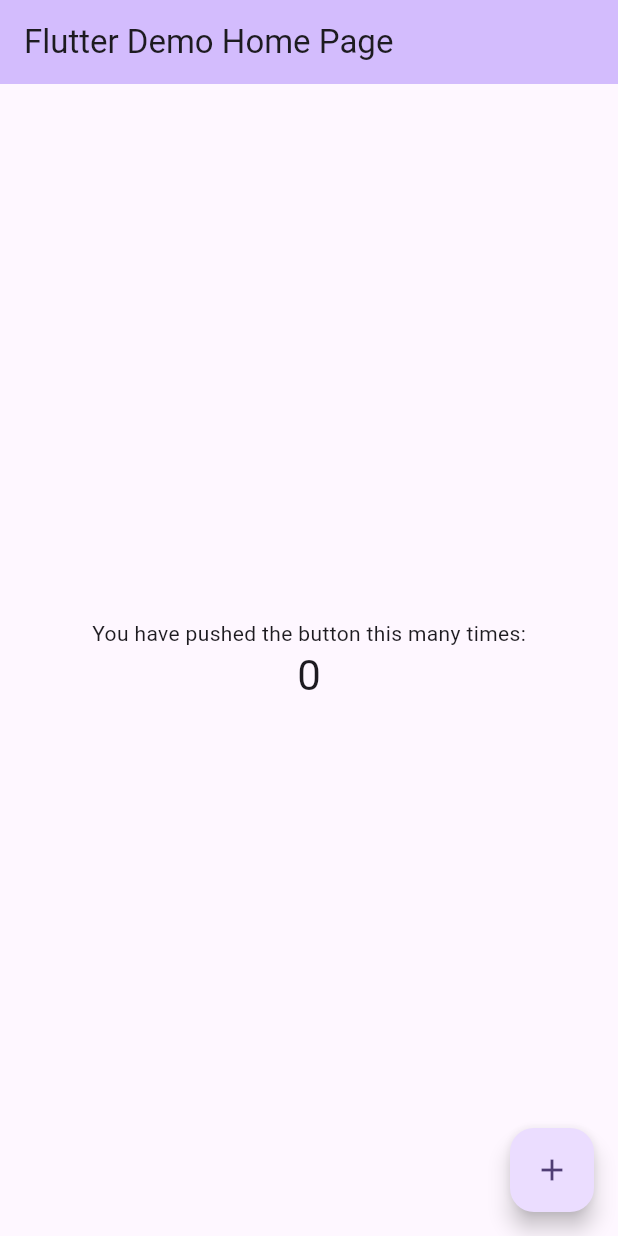
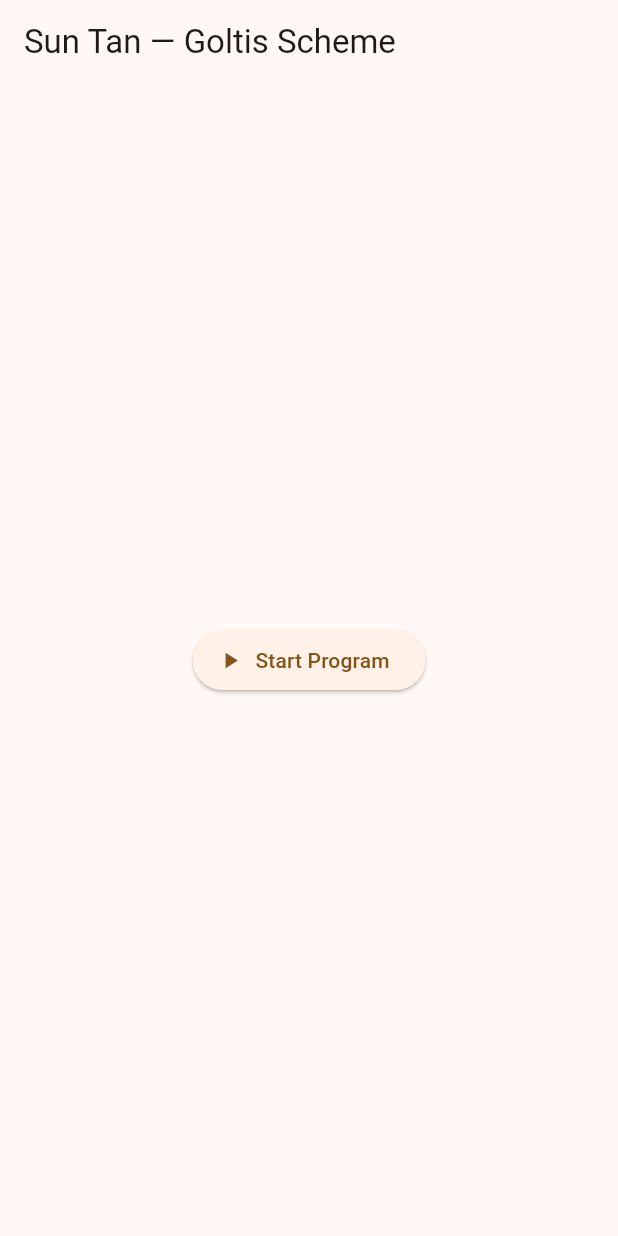
Before and after one commit to egovova11/sun_tan_app, a Flutter app: the screen it shows after launch, on a phone screen of 412 x 824 dp. Run offline on Flutter 3.47's test engine with Material 3 defaults, Android fonts, the phone set to English and light mode, and no system bars; our stand-ins replace equatable, flutter_bloc, flutter_local_notifications.

Commit message:
basic ui

```diff
--- /dev/null
+++ b/lib/features/program/presentation/pages/home_page.dart
@@ -0,0 +1,94 @@
+import 'package:flutter/material.dart';
+import 'package:flutter_bloc/flutter_bloc.dart';
+
+import '../../../../di/di.dart';
+import '../../domain/rules/goltis_rules.dart';
+import '../bloc/program_bloc.dart';
+import '../bloc/program_event.dart';
+import '../bloc/program_state.dart';
+import '../bloc/session_bloc.dart';
+import '../bloc/session_event.dart';
+import 'level_picker_page.dart';
+import 'session_page.dart';
+
+class HomePage extends StatelessWidget {
+  const HomePage({super.key});
+
+  @override
+  Widget build(BuildContext context) {
+    return Scaffold(
+      appBar: AppBar(title: const Text('Sun Tan — Goltis Scheme')),
+      body: BlocBuilder<ProgramBloc, ProgramState>(
+        builder: (context, state) {
+          if (state.isLoading) {
+            return const Center(child: CircularProgressIndicator());
+          }
+          if (state.progress == null) {
+            return Center(
+              child: ElevatedButton.icon(
+                icon: const Icon(Icons.play_arrow),
+                label: const Text('Start Program'),
+                onPressed: () => context.read<ProgramBloc>().add(const StartProgram()),
+              ),
+            );
+          }
+          final progress = state.progress!;
+          return Padding(
+            padding: const EdgeInsets.all(16),
+            child: Column(
+              crossAxisAlignment: CrossAxisAlignment.stretch,
+              children: [
+                Card(
+                  child: Padding(
+                    padding: const EdgeInsets.all(16),
+                    child: Column(
+                      crossAxisAlignment: CrossAxisAlignment.start,
+                      children: [
+                        Text('Current level: ${progress.currentLevelId}', style: Theme.of(context).textTheme.titleLarge),
+                        const SizedBox(height: 8),
+                        Text('Completed sessions: ${progress.history.length}'),
+                      ],
+                    ),
+                  ),
+                ),
+                const SizedBox(height: 16),
+                ElevatedButton.icon(
+                  icon: const Icon(Icons.timer),
+                  label: const Text('Start Session'),
+                  onPressed: () {
+                    final level = getLevelById(progress.currentLevelId);
+                    // Reset any existing session and start anew
+                    final sessionBloc = context.read<SessionBloc>();
+                    sessionBloc.add(StartSession(level));
+                    Navigator.of(context).push(
+                      MaterialPageRoute(builder: (_) => const SessionPage()),
+                    );
+                  },
+                ),
+                const SizedBox(height: 8),
+                OutlinedButton.icon(
+                  icon: const Icon(Icons.tune),
+                  label: const Text('Override Level'),
+                  onPressed: () async {
+                    final selected = await Navigator.of(context).push<int>(
+                      MaterialPageRoute(builder: (_) => const LevelPickerPage()),
+                    );
+                    if (selected != null) {
+                      context.read<ProgramBloc>().add(OverrideLevel(selected));
+                    }
+                  },
+                ),
+                const SizedBox(height: 8),
+                TextButton.icon(
+                  icon: const Icon(Icons.restart_alt),
+                  label: const Text('Reset Program'),
+                  onPressed: () => context.read<ProgramBloc>().add(const ResetProgram()),
+                ),
+              ],
+            ),
+          );
+        },
+      ),
+    );
+  }
+}
--- a/lib/main.dart
+++ b/lib/main.dart
@@ -1,6 +1,14 @@
 import 'package:flutter/material.dart';
+import 'package:flutter_bloc/flutter_bloc.dart';
+import 'di/di.dart';
+import 'features/program/presentation/bloc/program_bloc.dart';
+import 'features/program/presentation/bloc/program_event.dart';
+import 'features/program/presentation/bloc/session_bloc.dart';
+import 'features/program/presentation/pages/home_page.dart';
 
-void main() {
+void main() async {
+  WidgetsFlutterBinding.ensureInitialized();
+  await notificationsService().init();
   runApp(const MyApp());
 }
 
@@ -10,113 +18,16 @@ class MyApp extends StatelessWidget {
   // This widget is the root of your application.
   @override
   Widget build(BuildContext context) {
-    return MaterialApp(
-      title: 'Flutter Demo',
-      theme: ThemeData(
-        // This is the theme of your application.
-        //
-        // TRY THIS: Try running your application with "flutter run". You'll see
-        // the application has a purple toolbar. Then, without quitting the app,
-        // try changing the seedColor in the colorScheme below to Colors.green
-        // and then invoke "hot reload" (save your changes or press the "hot
-        // reload" button in a Flutter-supported IDE, or press "r" if you used
-        // the command line to start the app).
-        //
-        // Notice that the counter didn't reset back to zero; the application
-        // state is not lost during the reload. To reset the state, use hot
-        // restart instead.
-        //
-        // This works for code too, not just values: Most code changes can be
-        // tested with just a hot reload.
-        colorScheme: ColorScheme.fromSeed(seedColor: Colors.deepPurple),
+    return MultiBlocProvider(
+      providers: [
+        BlocProvider<ProgramBloc>(create: (_) => createProgramBloc()..add(const LoadRequested())),
+        BlocProvider<SessionBloc>(create: (_) => createSessionBloc()),
+      ],
+      child: MaterialApp(
+        title: 'Sun Tan App',
+        theme: ThemeData(colorScheme: ColorScheme.fromSeed(seedColor: Colors.orange)),
+        home: const HomePage(),
       ),
-      home: const MyHomePage(title: 'Flutter Demo Home Page'),
     );
   }
 }
-
-class MyHomePage extends StatefulWidget {
-  const MyHomePage({super.key, required this.title});
-
-  // This widget is the home page of your application. It is stateful, meaning
-  // that it has a State object (defined below) that contains fields that affect
-  // how it looks.
-
-  // This class is the configuration for the state. It holds the values (in this
-  // case the title) provided by the parent (in this case the App widget) and
-  // used by the build method of the State. Fields in a Widget subclass are
-  // always marked "final".
-
-  final String title;
-
-  @override
-  State<MyHomePage> createState() => _MyHomePageState();
-}
-
-class _MyHomePageState extends State<MyHomePage> {
-  int _counter = 0;
-
-  void _incrementCounter() {
-    setState(() {
-      // This call to setState tells the Flutter framework that something has
-      // changed in this State, which causes it to rerun the build method below
-      // so that the display can reflect the updated values. If we changed
-      // _counter without calling setState(), then the build method would not be
-      // called again, and so nothing would appear to happen.
-      _counter++;
-    });
-  }
-
-  @override
-  Widget build(BuildContext context) {
-    // This method is rerun every time setState is called, for instance as done
-    // by the _incrementCounter method above.
-    //
-    // The Flutter framework has been optimized to make rerunning build methods
-    // fast, so that you can just rebuild anything that needs updating rather
-    // than having to individually change instances of widgets.
-    return Scaffold(
-      appBar: AppBar(
-        // TRY THIS: Try changing the color here to a specific color (to
-        // Colors.amber, perhaps?) and trigger a hot reload to see the AppBar
-        // change color while the other colors stay the same.
-        backgroundColor: Theme.of(context).colorScheme.inversePrimary,
-        // Here we take the value from the MyHomePage object that was created by
-        // the App.build method, and use it to set our appbar title.
-        title: Text(widget.title),
-      ),
-      body: Center(
-        // Center is a layout widget. It takes a single child and positions it
-        // in the middle of the parent.
-        child: Column(
-          // Column is also a layout widget. It takes a list of children and
-          // arranges them vertically. By default, it sizes itself to fit its
-          // children horizontally, and tries to be as tall as its parent.
-          //
-          // Column has various properties to control how it sizes itself and
-          // how it positions its children. Here we use mainAxisAlignment to
-          // center the children vertically; the main axis here is the vertical
-          // axis because Columns are vertical (the cross axis would be
-          // horizontal).
-          //
-          // TRY THIS: Invoke "debug painting" (choose the "Toggle Debug Paint"
-          // action in the IDE, or press "p" in the console), to see the
-          // wireframe for each widget.
-          mainAxisAlignment: MainAxisAlignment.center,
-          children: <Widget>[
-            const Text('You have pushed the button this many times:'),
-            Text(
-              '$_counter',
-              style: Theme.of(context).textTheme.headlineMedium,
-            ),
-          ],
-        ),
-      ),
-      floatingActionButton: FloatingActionButton(
-        onPressed: _incrementCounter,
-        tooltip: 'Increment',
-        child: const Icon(Icons.add),
-      ), // This trailing comma makes auto-formatting nicer for build methods.
-    );
-  }
-}
```
Also changed, not shown: lib/features/program/presentation/pages/level_picker_page.dart (added, +26 -0 lines), lib/features/program/presentation/pages/session_page.dart (added, +79 -0 lines).
